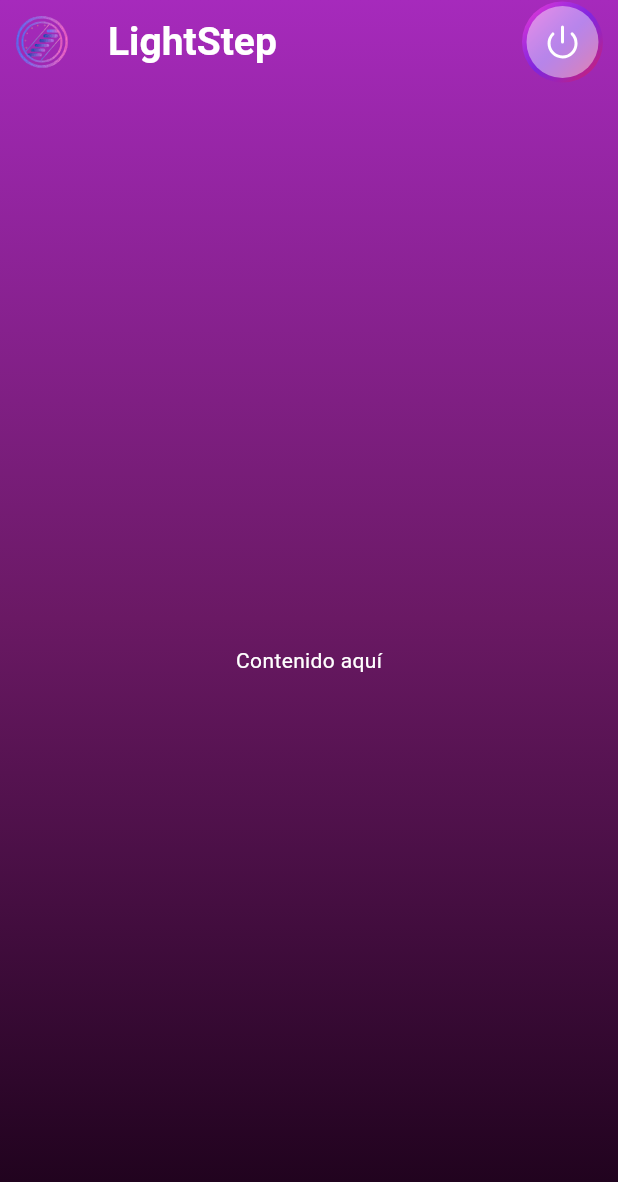
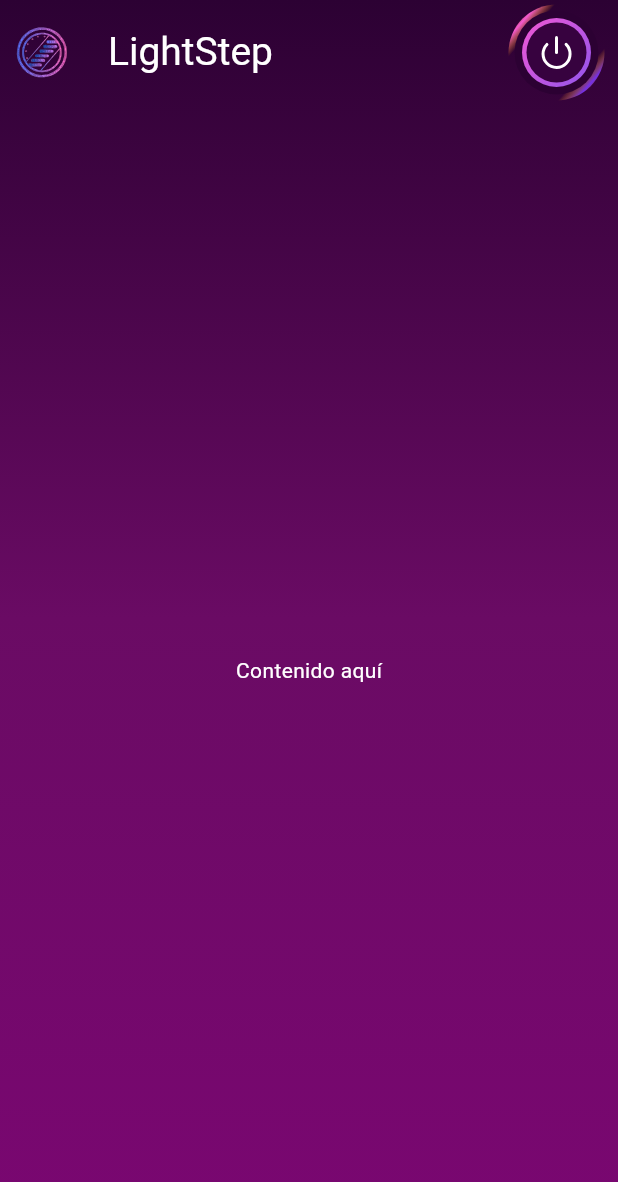
Before and after one commit to EsmeMP/LightStep_Movil, a Flutter app: the screen it shows after launch, on a phone screen of 412 x 824 dp. Shown: the top 1182 px of the screen. Run offline on Flutter 3.47's test engine with Material 3 defaults, Android fonts, the phone set to English and light mode, and no system bars; our stand-ins replace flutter_svg, lucide_icons; Roboto replaces fonts that are missing (Roboto Mono).

Commit message:
06 Modificando AppBar v2.0

```diff
--- a/lib/main.dart
+++ b/lib/main.dart
@@ -14,8 +14,8 @@ class MyApp extends StatelessWidget {
     return MaterialApp(
       debugShowCheckedModeBanner: false, // Oculta la bandera de debug
       theme: ThemeData(
-        scaffoldBackgroundColor:
-            Colors.transparent, // Hace el fondo del Scaffold transparente
+        fontFamily: 'Roboto Mono',
+        scaffoldBackgroundColor: Colors.transparent,
       ),
       home: const IniciarSesion(),
     );
--- a/lib/widgets/appbar.dart
+++ b/lib/widgets/appbar.dart
@@ -13,46 +13,94 @@ class AppbarStyle extends StatelessWidget implements PreferredSizeWidget {
     return AppBar(
       title: Text(
         'LightStep',
-        style: const TextStyle(
+        style: TextStyle(
           color: Colors.white,
+          fontFamily: 'Roboto',
           fontSize: 26,
-          fontWeight: FontWeight.bold,
+          // fontWeight: FontWeight.bold,
         ),
       ),
+      toolbarHeight: 80, // Ajusta la altura del AppBar
       leading: Padding(
-        padding: const EdgeInsets.all(0),
-        child: SizedBox(
-          height: 200, // Tamaño personalizado
-          width: 200,
+        padding: const EdgeInsets.all(1),
         child: SvgPicture.asset(
-            'assets/logo.svg',
+          'assets/img/logo.svg',
+          width: 150, // Tamaño deseado
+          height: 150,
           fit: BoxFit.contain,
-          ),
         ),
       ),
       actions: [
         Padding(
-          padding: const EdgeInsets.only(right: 10),
+          padding: const EdgeInsets.only(right: 5),
           child: Container(
             decoration: BoxDecoration(
-              shape: BoxShape.circle, // Hace que el botón sea circular
+              shape: BoxShape.circle, // Borde externo circular
               gradient: const LinearGradient(
                 colors: [
-                  Color.fromARGB(255, 252, 60, 210),
-                  Color.fromARGB(168, 112, 36, 242),
-                  //   Color.fromARGB(255, 213, 167, 251),
-                  Color.fromARGB(255, 226, 31, 86),
+                  Color.fromARGB(0, 255, 153, 0),
+                  Color.fromARGB(0, 255, 153, 0),
+                  Color.fromARGB(255, 246, 88, 211),
+                  Color.fromARGB(0, 255, 153, 0),
+                  Color.fromARGB(0, 255, 153, 0),
+                  Color.fromARGB(0, 255, 153, 0),
+                  Color.fromARGB(0, 255, 153, 0),
+                  Color.fromARGB(0, 255, 153, 0),
+                  Color.fromARGB(0, 255, 153, 0),
+                  Color.fromARGB(250, 117, 48, 238),
+                  Color.fromARGB(0, 255, 153, 0),
+                  Color.fromARGB(0, 255, 153, 0),
                 ],
                 begin: Alignment.topLeft,
                 end: Alignment.bottomRight,
               ),
             ),
-            padding: const EdgeInsets.all(3), // Espacio para el borde
+            padding: const EdgeInsets.all(4), // Espacio para el borde externo
             child: Container(
+              decoration: BoxDecoration(
+                shape: BoxShape.circle, // Borde interno circular
+                color: const Color.fromARGB(
+                    255, 44, 1, 51), // Color de fondo interno
+              ),
+              padding: const EdgeInsets.all(5), // Espacio para el borde externo
+              child: Container(
+                decoration: BoxDecoration(
+                  shape: BoxShape.circle, // Borde interno circular
+                  gradient: const LinearGradient(
+                    colors: [
+                      Color.fromARGB(255, 246, 88, 211),
+                      Color.fromARGB(251, 142, 86, 240),
+                    ],
+                    begin: Alignment.topLeft,
+                    end: Alignment.bottomRight,
+                  ),
+                ),
+                padding:
+                    const EdgeInsets.all(3), // Espacio para el borde interno
+                child: Container(
+                  height: 40,
+                  decoration: const BoxDecoration(
+                    shape: BoxShape.circle,
+                    //   color: Color.fromARGB(
+                    //       150, 39, 38, 39), // Color de fondo interno
+                    // ),
+                    gradient: LinearGradient(
+                      colors: [
+                        Color.fromARGB(255, 246, 88, 211),
+                        Color.fromARGB(251, 142, 86, 240),
+                      ],
+                      begin: Alignment.topLeft,
+                      end: Alignment.bottomRight,
+                    ),
+                  ),
+                  padding:
+                      const EdgeInsets.all(0), // Espacio para el borde interno
+                  child: Container(
+                    height: 40,
                     decoration: const BoxDecoration(
                       shape: BoxShape.circle,
                       color: Color.fromARGB(
-                    114, 250, 250, 250), // Fondo interno del botón
+                          255, 55, 2, 63), // Color de fondo interno
                     ),
                     child: IconButton(
                       icon: const Icon(LucideIcons.power, color: Colors.white),
@@ -61,11 +109,14 @@ class AppbarStyle extends StatelessWidget implements PreferredSizeWidget {
                   ),
                 ),
               ),
+            ),
+          ),
+        ),
       ],
-      backgroundColor: Colors.black.withOpacity(0.0),
+      backgroundColor: const Color.fromARGB(0, 0, 0, 0),
     );
   }
 
   @override
-  Size get preferredSize => const Size.fromHeight(kToolbarHeight);
+  Size get preferredSize => const Size.fromHeight(70);
 }
--- a/lib/widgets/scaffold_con_degradado.dart
+++ b/lib/widgets/scaffold_con_degradado.dart
@@ -21,9 +21,9 @@ class ScaffoldConDegradado extends StatelessWidget {
               begin: Alignment.topRight,
               end: Alignment.bottomRight,
               colors: [
-                Color.fromARGB(255, 166, 42, 188),
-                Color.fromARGB(255, 106, 25, 100),
-                Color.fromARGB(255, 26, 1, 24),
+                Color.fromARGB(255, 44, 1, 51),
+                Color.fromARGB(255, 106, 11, 100),
+                Color.fromARGB(255, 122, 7, 113),
               ],
             ),
           ),
--- a/pubspec.yaml
+++ b/pubspec.yaml
@@ -20,5 +20,5 @@ dev_dependencies:
 flutter:
   uses-material-design: true
   assets:
-    - assets/logo.png
-    - assets/logo.svg
+    - assets/img/logo.png
+    - assets/img/logo.svg
```
Also changed, not shown: assets/img/logo.png (renamed from assets/logo.png), assets/img/logo.svg (renamed from assets/logo.svg). Lines whose indentation alone changed are shown as unchanged.
